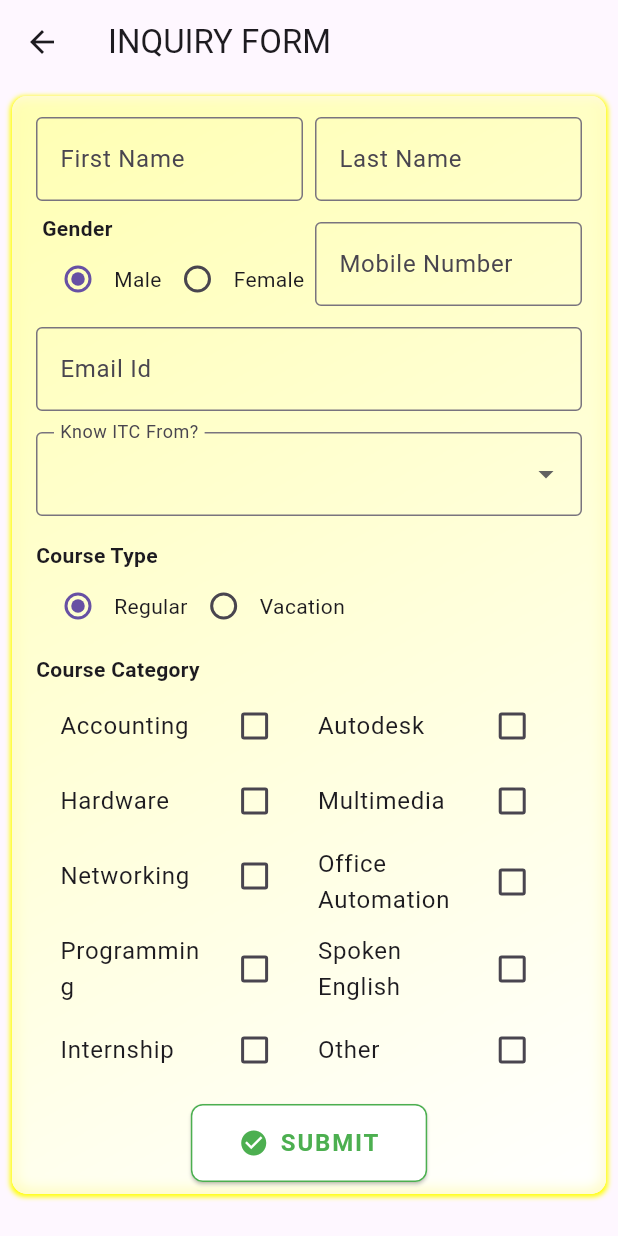
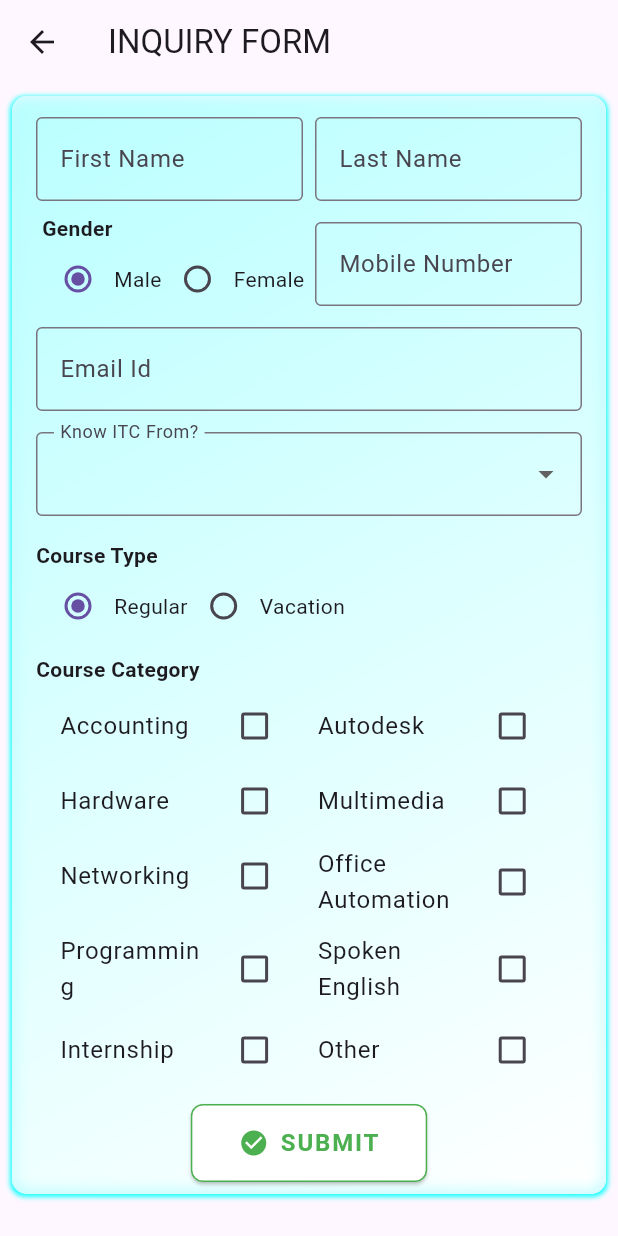
Before and after one commit to rathod009/ITC_APP, a Flutter app: the GuestInquiryForm screen opened by its route, on a phone screen of 412 x 824 dp. Run offline on Flutter 3.47's test engine with Material 3 defaults, Android fonts, the phone set to English and light mode, and no system bars; our stand-ins replace equatable, flutter_dotenv, fpdart, get, get_it, logger and 1 more; accounts and stored records are empty.

Commit message:
Initial commit

```diff
--- a/lib/src/features/authentication/views/guest_inquiry_form.dart
+++ b/lib/src/features/authentication/views/guest_inquiry_form.dart
@@ -220,7 +220,7 @@ String? validateCourseCategory(List<String>? value) {
             ),
             boxShadow: [
               BoxShadow(
-                color: Colors.yellowAccent.withValues(),
+                color: Colors.cyanAccent.withValues(),
                 spreadRadius: 1,
                 blurRadius: 2,
                 offset: const Offset(0, 1),
--- a/lib/src/shared/ui/widgets/card_admin.dart
+++ b/lib/src/shared/ui/widgets/card_admin.dart
@@ -20,7 +20,7 @@ Widget buildCard(BuildContext context,
         ),
         boxShadow: [
           BoxShadow(
-            color: Colors.yellowAccent.withValues(),
+            color: Colors.deepPurpleAccent.withValues(),
             spreadRadius: 1,
             blurRadius: 2,
             offset: const Offset(0, 1),
```
